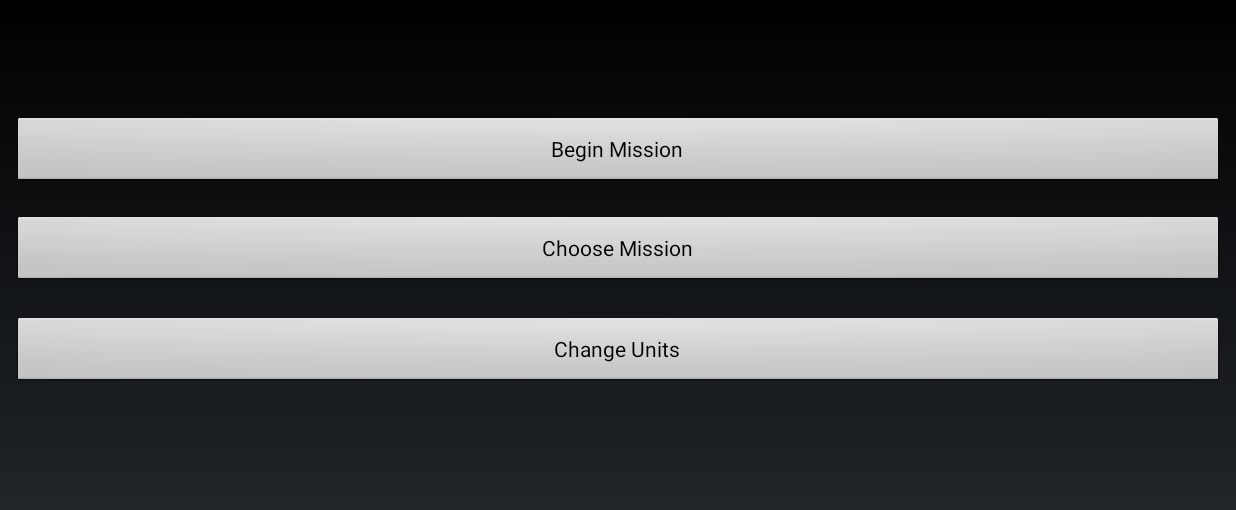
After one commit to justinwbaker/Android-Final-Project, an Android app: the MainScreen screen opened directly, with no data from a screen before it, on a phone screen of 824 x 412 dp (held sideways). The commit adds this screen. Shown: the top 510 px of the screen. Run offline under Robolectric (Android 15) with nearby library versions, the phone set to English and light mode, and no system bars.

Commit message:
Added the Navigation Menus
They have almost no content yet, but the menus do work as intended. Just need more levels and the chooseUnits tab to be created more in depth

```diff
--- a/FinalProject/app/src/main/AndroidManifest.xml
+++ b/FinalProject/app/src/main/AndroidManifest.xml
@@ -23,6 +23,12 @@
             android:screenOrientation="landscape"
             android:theme="@android:style/Theme.NoTitleBar.Fullscreen"
             ></activity>
+
+        <activity android:name=".MainScreen"
+            android:screenOrientation="landscape"
+            android:theme="@android:style/Theme.NoTitleBar.Fullscreen"
+            ></activity>
+
     </application>
 
 </manifest>
--- a/FinalProject/app/src/main/java/ca/easterndevelopers/finalproject/MainActivity.java
+++ b/FinalProject/app/src/main/java/ca/easterndevelopers/finalproject/MainActivity.java
@@ -23,8 +23,8 @@ public class MainActivity extends Activity implements View.OnClickListener {
 
     @Override
     public void onClick(View v) {
-        Intent i = new Intent(this, GameActivity.class);
-        // Start our GameActivity class via the Intent
+        Intent i = new Intent(this, MainScreen.class);
+
         startActivity(i);
         finish();
     }
--- /dev/null
+++ b/FinalProject/app/src/main/java/ca/easterndevelopers/finalproject/MainScreen.java
@@ -0,0 +1,186 @@
+package ca.easterndevelopers.finalproject;
+
+import android.app.Activity;
+import android.content.Intent;
+import android.os.Bundle;
+import android.view.View;
+import android.widget.Button;
+
+public class MainScreen extends Activity implements View.OnClickListener{
+
+    private int missionSelect = 0; // will default start on mission one if you don't manually pick one
+
+
+    @Override
+    protected void onCreate(Bundle savedInstanceState) {
+
+        super.onCreate(savedInstanceState);
+        setContentView(R.layout.activity_main_screen);
+
+        final Intent z = new Intent(this, MainActivity.class);
+
+        final Button beginMission = findViewById(R.id.beginMission);
+        final Button chooseMission = findViewById(R.id.chooseMission);
+        final Button changeUnits = findViewById(R.id.changeUnits);
+        final Button mission1 = findViewById(R.id.Mission1);
+        final Button mission2 = findViewById(R.id.Mission2);
+        final Button mission3 = findViewById(R.id.Mission3);
+        final Button back = findViewById(R.id.Back);
+
+        beginMission.setOnClickListener(new View.OnClickListener() {
+
+            @Override
+            public void onClick(View v) {
+                Intent z = new Intent(MainScreen.this, MainActivity.class);;
+
+                switch(missionSelect){
+
+                    case 1:
+                        z = new Intent(MainScreen.this, GameActivity.class);
+                        break;
+
+                    case 2:
+                        z = new Intent(MainScreen.this, GameActivity.class);
+                        break;
+
+                    case 3:
+                        z = new Intent(MainScreen.this, GameActivity.class);
+                        break;
+                }
+
+
+                startActivity(z);
+                finish();
+            }
+
+        });
+
+        chooseMission.setOnClickListener(new View.OnClickListener() {
+            @Override
+            public void onClick(View v) {
+
+                mission1.setVisibility(View.VISIBLE);
+                mission2.setVisibility(View.VISIBLE);
+                mission3.setVisibility(View.VISIBLE);
+                back.setVisibility(View.VISIBLE);
+                beginMission.setVisibility(View.INVISIBLE);
+                chooseMission.setVisibility(View.INVISIBLE);
+                changeUnits.setVisibility(View.INVISIBLE);
+
+            }
+        });
+
+        changeUnits.setOnClickListener(new View.OnClickListener() {
+            @Override
+            public void onClick(View v) {
+
+                // insert link to change units page/buttons
+
+                back.setVisibility(View.VISIBLE);
+                beginMission.setVisibility(View.INVISIBLE);
+                chooseMission.setVisibility(View.INVISIBLE);
+                changeUnits.setVisibility(View.INVISIBLE);
+
+            }
+        });
+        // end of first screen buttons
+
+        mission1.setOnClickListener(new View.OnClickListener() {
+            @Override
+            public void onClick(View v) {
+
+                missionSelect = 1;
+
+                mission1.setVisibility(View.INVISIBLE);
+                mission2.setVisibility(View.INVISIBLE);
+                mission3.setVisibility(View.INVISIBLE);
+                back.setVisibility(View.INVISIBLE);
+                beginMission.setVisibility(View.VISIBLE);
+                chooseMission.setVisibility(View.VISIBLE);
+                changeUnits.setVisibility(View.VISIBLE);
+
+
+            }
+        });
+
+        mission2.setOnClickListener(new View.OnClickListener() {
+            @Override
+            public void onClick(View v) {
+                missionSelect = 2;
+
+                mission1.setVisibility(View.INVISIBLE);
+                mission2.setVisibility(View.INVISIBLE);
+                mission3.setVisibility(View.INVISIBLE);
+                back.setVisibility(View.INVISIBLE);
+                beginMission.setVisibility(View.VISIBLE);
+                chooseMission.setVisibility(View.VISIBLE);
+                changeUnits.setVisibility(View.VISIBLE);
+            }
+        });
+
+        mission3.setOnClickListener(new View.OnClickListener() {
+            @Override
+            public void onClick(View v) {
+                missionSelect = 3;
+
+                mission1.setVisibility(View.INVISIBLE);
+                mission2.setVisibility(View.INVISIBLE);
+                mission3.setVisibility(View.INVISIBLE);
+                back.setVisibility(View.INVISIBLE);
+                beginMission.setVisibility(View.VISIBLE);
+                chooseMission.setVisibility(View.VISIBLE);
+                changeUnits.setVisibility(View.VISIBLE);
+            }
+        });
+
+        back.setOnClickListener(new View.OnClickListener() {
+            @Override
+            public void onClick(View v) {
+                // return to main menu without doing anything
+                mission1.setVisibility(View.INVISIBLE);
+                mission2.setVisibility(View.INVISIBLE);
+                mission3.setVisibility(View.INVISIBLE);
+                back.setVisibility(View.INVISIBLE);
+                beginMission.setVisibility(View.VISIBLE);
+                chooseMission.setVisibility(View.VISIBLE);
+                changeUnits.setVisibility(View.VISIBLE);
+            }
+        });
+    }
+
+    @Override
+    public void onClick(View v) {
+        Intent z = new Intent(this, MainActivity.class);;
+
+        switch(missionSelect){
+
+            case 1:
+                z = new Intent(this, GameActivity.class);
+                break;
+
+            case 2:
+                z = new Intent(this, GameActivity.class);
+                break;
+
+            case 3:
+                z = new Intent(this, GameActivity.class);
+                break;
+        }
+
+
+        startActivity(z);
+        finish();
+    }
+
+    @Override
+    protected void onPause() {
+        super.onPause();
+    }
+
+    @Override
+    protected void onResume() {
+        super.onResume();
+    }
+
+
+}
--- a/FinalProject/app/src/main/java/ca/easterndevelopers/finalproject/game/Game.java
+++ b/FinalProject/app/src/main/java/ca/easterndevelopers/finalproject/game/Game.java
@@ -30,7 +30,7 @@ public class Game {
         System.out.println();
 
         player = new Player();
-        player.addUnit(new Soldier(new Point(480, 480)));
+        player.addUnit(new Soldier(new Point((int)(GameActivity.getTileSize()*7), (int)(GameActivity.getTileSize()*5))));
         player.playLevel(LevelManager.getLevel(0));
         player.startTurn();
     }
--- /dev/null
+++ b/FinalProject/app/src/main/res/layout/activity_main_screen.xml
@@ -0,0 +1,137 @@
+<?xml version="1.0" encoding="utf-8"?>
+<android.support.constraint.ConstraintLayout xmlns:android="http://schemas.android.com/apk/res/android"
+    xmlns:app="http://schemas.android.com/apk/res-auto"
+    xmlns:tools="http://schemas.android.com/tools"
+    android:layout_width="match_parent"
+    android:layout_height="match_parent"
+    tools:context=".MainScreen">
+
+    <Button
+        android:id="@+id/changeUnits"
+        android:layout_width="0dp"
+        android:layout_height="wrap_content"
+        android:layout_marginBottom="8dp"
+        android:layout_marginEnd="8dp"
+        android:layout_marginLeft="8dp"
+        android:layout_marginRight="8dp"
+        android:layout_marginStart="8dp"
+        android:layout_marginTop="8dp"
+        android:text="Change Units"
+        android:visibility="visible"
+        app:layout_constraintBottom_toBottomOf="parent"
+        app:layout_constraintEnd_toEndOf="parent"
+        app:layout_constraintHorizontal_bias="0.0"
+        app:layout_constraintStart_toStartOf="parent"
+        app:layout_constraintTop_toTopOf="parent"
+        app:layout_constraintVertical_bias="0.582" />
+
+    <Button
+        android:id="@+id/Back"
+        android:layout_width="0dp"
+        android:layout_height="wrap_content"
+        android:layout_marginBottom="8dp"
+        android:layout_marginEnd="8dp"
+        android:layout_marginLeft="8dp"
+        android:layout_marginRight="8dp"
+        android:layout_marginStart="8dp"
+        android:layout_marginTop="8dp"
+        android:text="Back..."
+        android:visibility="invisible"
+        app:layout_constraintBottom_toBottomOf="parent"
+        app:layout_constraintEnd_toEndOf="parent"
+        app:layout_constraintHorizontal_bias="0.0"
+        app:layout_constraintStart_toStartOf="parent"
+        app:layout_constraintTop_toTopOf="parent"
+        app:layout_constraintVertical_bias="0.777" />
+
+    <Button
+        android:id="@+id/Mission3"
+        android:layout_width="0dp"
+        android:layout_height="wrap_content"
+        android:layout_marginBottom="8dp"
+        android:layout_marginEnd="8dp"
+        android:layout_marginLeft="8dp"
+        android:layout_marginRight="8dp"
+        android:layout_marginStart="8dp"
+        android:layout_marginTop="8dp"
+        android:text="Mission 3"
+        android:visibility="invisible"
+        app:layout_constraintBottom_toBottomOf="parent"
+        app:layout_constraintEnd_toEndOf="parent"
+        app:layout_constraintHorizontal_bias="0.0"
+        app:layout_constraintStart_toStartOf="parent"
+        app:layout_constraintTop_toTopOf="parent"
+        app:layout_constraintVertical_bias="0.582" />
+
+    <Button
+        android:id="@+id/chooseMission"
+        android:layout_width="0dp"
+        android:layout_height="wrap_content"
+        android:layout_marginBottom="8dp"
+        android:layout_marginEnd="8dp"
+        android:layout_marginLeft="8dp"
+        android:layout_marginRight="8dp"
+        android:layout_marginStart="8dp"
+        android:layout_marginTop="8dp"
+        android:text="Choose Mission"
+        android:visibility="visible"
+        app:layout_constraintBottom_toBottomOf="parent"
+        app:layout_constraintEnd_toEndOf="parent"
+        app:layout_constraintStart_toStartOf="parent"
+        app:layout_constraintTop_toTopOf="parent"
+        app:layout_constraintVertical_bias="0.389" />
+
+    <Button
+        android:id="@+id/Mission2"
+        android:layout_width="0dp"
+        android:layout_height="wrap_content"
+        android:layout_marginBottom="8dp"
+        android:layout_marginEnd="8dp"
+        android:layout_marginLeft="8dp"
+        android:layout_marginRight="8dp"
+        android:layout_marginStart="8dp"
+        android:layout_marginTop="8dp"
+        android:text="Mission 2"
+        android:visibility="invisible"
+        app:layout_constraintBottom_toBottomOf="parent"
+        app:layout_constraintEnd_toEndOf="parent"
+        app:layout_constraintStart_toStartOf="parent"
+        app:layout_constraintTop_toTopOf="parent"
+        app:layout_constraintVertical_bias="0.389" />
+
+    <Button
+        android:id="@+id/beginMission"
+        android:layout_width="0dp"
+        android:layout_height="wrap_content"
+        android:layout_marginBottom="8dp"
+        android:layout_marginEnd="8dp"
+        android:layout_marginLeft="8dp"
+        android:layout_marginRight="8dp"
+        android:layout_marginStart="8dp"
+        android:layout_marginTop="8dp"
+        android:text="Begin Mission"
+        android:visibility="visible"
+        app:layout_constraintBottom_toBottomOf="parent"
+        app:layout_constraintEnd_toEndOf="parent"
+        app:layout_constraintStart_toStartOf="parent"
+        app:layout_constraintTop_toTopOf="parent"
+        app:layout_constraintVertical_bias="0.199" />
+
+    <Button
+        android:id="@+id/Mission1"
+        android:layout_width="0dp"
+        android:layout_height="wrap_content"
+        android:layout_marginBottom="10dp"
+        android:layout_marginEnd="8dp"
+        android:layout_marginLeft="8dp"
+        android:layout_marginRight="8dp"
+        android:layout_marginStart="8dp"
+        android:layout_marginTop="8dp"
+        android:text="Mission 1"
+        android:visibility="invisible"
+        app:layout_constraintBottom_toBottomOf="parent"
+        app:layout_constraintEnd_toEndOf="parent"
+        app:layout_constraintStart_toStartOf="parent"
+        app:layout_constraintTop_toTopOf="parent"
+        app:layout_constraintVertical_bias="0.199" />
+</android.support.constraint.ConstraintLayout>
```
Also changed, not shown: FinalProject/app/src/main/java/ca/easterndevelopers/finalproject/renderer/MenuRenderer.java (added, +60 -0 lines).
